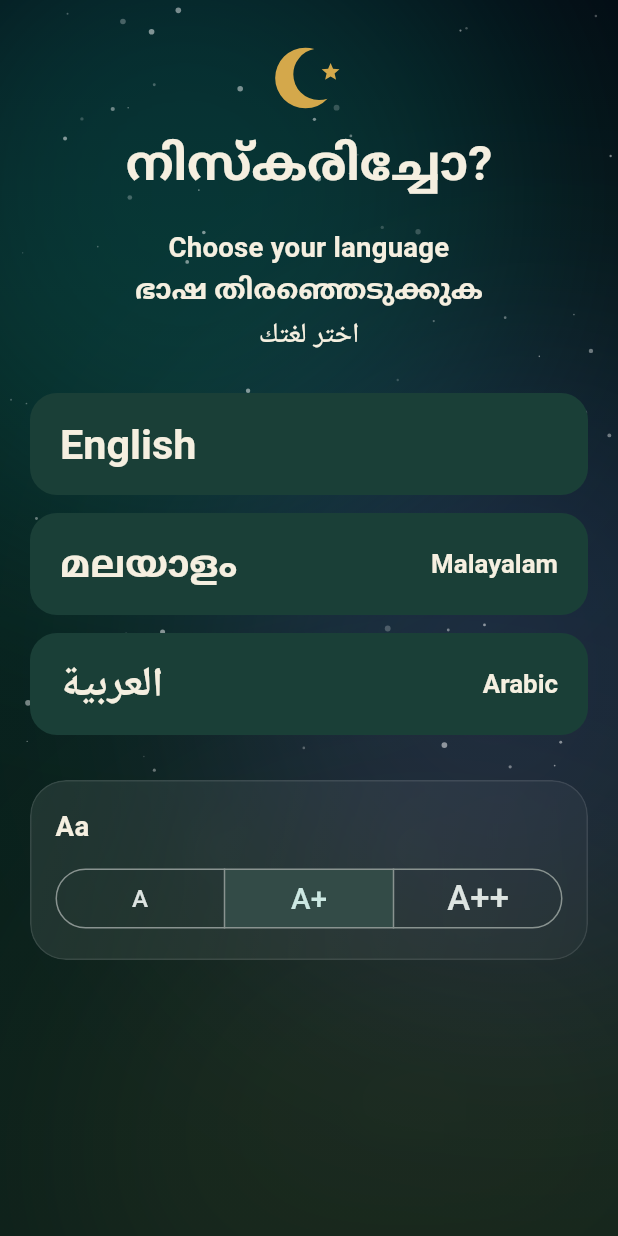
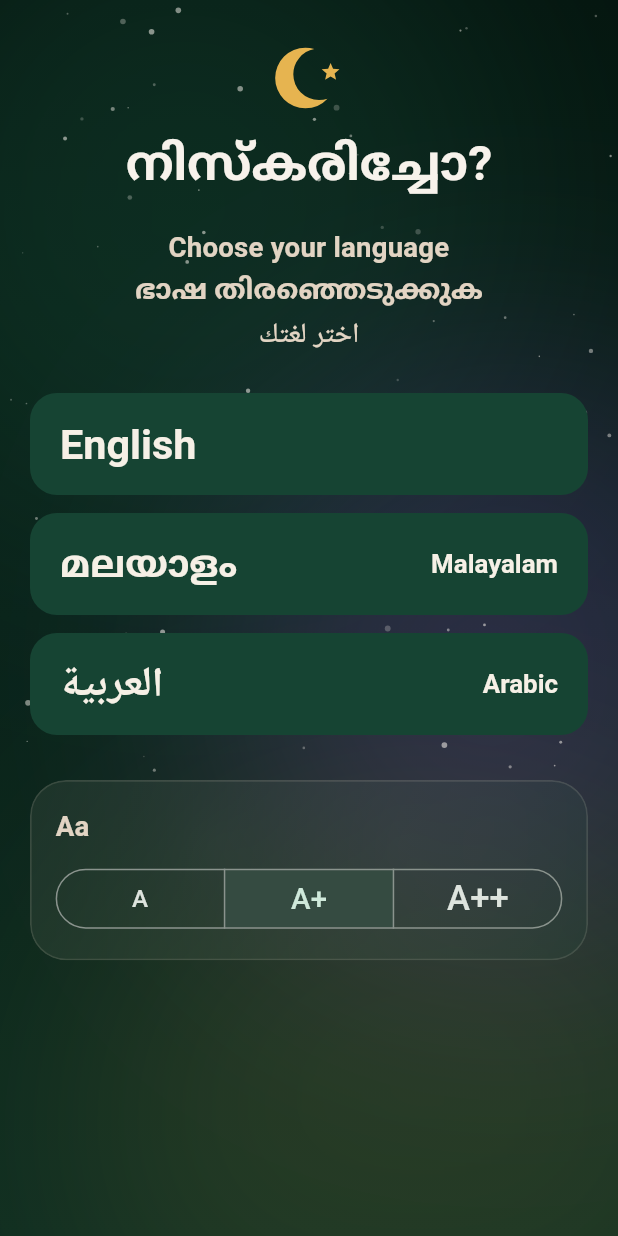
Before and after one commit to Nahazhamza/niskaricho, a Flutter app: the screen it shows after launch, on a phone screen of 412 x 824 dp. Run offline on Flutter 3.47's test engine with Material 3 defaults, Android fonts, the phone set to English and light mode, and no system bars; our stand-ins replace audioplayers, camera, flutter_compass, flutter_local_notifications, flutter_svg, flutter_timezone and 7 more; missing offline and left inert: adhan_dart, dart:js_interop; accounts and stored records are empty; project files that could hold a hidden picture were left out.

Commit message:
Redesign UI with Forest Green, Sand Beige, and Electric Purple palette

```diff
--- a/lib/theme/app_theme.dart
+++ b/lib/theme/app_theme.dart
@@ -2,22 +2,36 @@ import 'package:material_ui/material_ui.dart';
 
 import '../models/prayer_model.dart';
 
-/// Night-mosque palette: deep emerald, warm gold, soft cream.
+/// Forest Green, Sand / Beige & Electric Purple palette.
+/// Calm, spiritual, organic luxury with high-voltage modern accents.
 class AppColors {
-  static const night = Color(0xFF0B1F1A);
-  static const surface = Color(0xFF12302A);
-  static const surfaceHigh = Color(0xFF1A3F37);
-  static const emerald = Color(0xFF14B8A6);
-  static const gold = Color(0xFFD4A84B);
-  static const cream = Color(0xFFF5EFE0);
-  static const muted = Color(0xFF9DB5AE);
-  static const cyan = Color(0xFF22D3EE);
-  static const violet = Color(0xFF8B5CF6);
+  // Deep Forest Green foundation
+  static const forestDeep = Color(0xFF051710);
+  static const night = Color(0xFF082218);
+  static const surface = Color(0xFF0F3124);
+  static const surfaceHigh = Color(0xFF164433);
+  static const forestGreen = Color(0xFF1E5B44);
+  static const emerald = Color(0xFF2CB67D); // natural vibrant forest emerald
 
-  static const onTime = Color(0xFF22C55E);
-  static const qada = Color(0xFFEAB308);
-  static const missed = Color(0xFFEF4444);
-  static const pending = Color(0xFF60A5FA);
+  // Warm Sand & Beige
+  static const sand = Color(0xFFE2D4C3);
+  static const sandLight = Color(0xFFF7F2EB);
+  static const sandDark = Color(0xFFC7B39B);
+  static const cream = Color(0xFFF6F0E6);
+  static const gold = Color(0xFFE6B450); // warm desert sand-gold
+  static const muted = Color(0xFFAFA597); // warm sand muted
+
+  // Electric Purple accents
+  static const electricPurple = Color(0xFF9D4EDD);
+  static const purpleGlow = Color(0xFFC77DFF);
+  static const violet = Color(0xFF9D4EDD);
+  static const cyan = Color(0xFFB388FF); // electric lavender-purple
+
+  // Status indicators
+  static const onTime = Color(0xFF2ECC71);
+  static const qada = Color(0xFFE5A93C);
+  static const missed = Color(0xFFF05454);
+  static const pending = Color(0xFF8E9AAF);
 
   static Color forStatus(PrayerStatus s) => switch (s) {
     PrayerStatus.onTime => onTime,
@@ -32,10 +46,11 @@ class AppColors {
 
 ThemeData buildTheme() {
   final scheme = ColorScheme.fromSeed(
-    seedColor: AppColors.emerald,
+    seedColor: AppColors.forestGreen,
     brightness: Brightness.dark,
-    primary: AppColors.gold,
-    secondary: AppColors.emerald,
+    primary: AppColors.sand,
+    secondary: AppColors.forestGreen,
+    tertiary: AppColors.electricPurple,
     surface: AppColors.surface,
   );
   return ThemeData(
@@ -47,34 +62,73 @@ ThemeData buildTheme() {
     appBarTheme: const AppBarTheme(
       backgroundColor: Colors.transparent,
       surfaceTintColor: Colors.transparent,
-      foregroundColor: AppColors.cream,
+      foregroundColor: AppColors.sandLight,
       elevation: 0,
       centerTitle: true,
+      titleTextStyle: TextStyle(
+        color: AppColors.sandLight,
+        fontWeight: FontWeight.w700,
+        fontSize: 19,
+        letterSpacing: 0.3,
+      ),
     ),
     cardTheme: CardThemeData(
       color: AppColors.surface,
       elevation: 0,
       margin: const EdgeInsets.symmetric(vertical: 6),
-      shape: RoundedRectangleBorder(borderRadius: BorderRadius.circular(20)),
+      shape: RoundedRectangleBorder(
+        borderRadius: BorderRadius.circular(20),
+        side: BorderSide(color: AppColors.sand.withValues(alpha: 0.12)),
+      ),
     ),
     filledButtonTheme: FilledButtonThemeData(
       style: FilledButton.styleFrom(
-        backgroundColor: AppColors.gold,
-        foregroundColor: AppColors.night,
+        backgroundColor: AppColors.sand,
+        foregroundColor: AppColors.forestDeep,
         padding: const EdgeInsets.symmetric(horizontal: 20, vertical: 14),
         shape: RoundedRectangleBorder(borderRadius: BorderRadius.circular(14)),
         textStyle: const TextStyle(fontWeight: FontWeight.w700, fontSize: 15),
       ),
     ),
+    outlinedButtonTheme: OutlinedButtonThemeData(
+      style: OutlinedButton.styleFrom(
+        foregroundColor: AppColors.sand,
+        side: BorderSide(color: AppColors.sand.withValues(alpha: 0.4)),
+        shape: RoundedRectangleBorder(borderRadius: BorderRadius.circular(14)),
+      ),
+    ),
     inputDecorationTheme: InputDecorationTheme(
       filled: true,
       fillColor: AppColors.surfaceHigh,
-      border: OutlineInputBorder(borderRadius: BorderRadius.circular(14), borderSide: BorderSide.none),
+      border: OutlineInputBorder(
+        borderRadius: BorderRadius.circular(14),
+        borderSide: BorderSide(color: AppColors.sand.withValues(alpha: 0.15)),
+      ),
+      enabledBorder: OutlineInputBorder(
+        borderRadius: BorderRadius.circular(14),
+        borderSide: BorderSide(color: AppColors.sand.withValues(alpha: 0.15)),
+      ),
+      focusedBorder: OutlineInputBorder(
+        borderRadius: BorderRadius.circular(14),
+        borderSide: const BorderSide(color: AppColors.electricPurple, width: 1.5),
+      ),
     ),
     navigationBarTheme: NavigationBarThemeData(
-      backgroundColor: const Color(0xFF07161A).withValues(alpha: 0.85),
-      indicatorColor: AppColors.gold.withValues(alpha: 0.18),
+      backgroundColor: AppColors.forestDeep.withValues(alpha: 0.94),
+      indicatorColor: AppColors.electricPurple.withValues(alpha: 0.30),
       surfaceTintColor: Colors.transparent,
+      iconTheme: WidgetStateProperty.resolveWith((states) {
+        if (states.contains(WidgetState.selected)) {
+          return const IconThemeData(color: AppColors.sandLight);
+        }
+        return const IconThemeData(color: AppColors.muted);
+      }),
+      labelTextStyle: WidgetStateProperty.resolveWith((states) {
+        if (states.contains(WidgetState.selected)) {
+          return const TextStyle(color: AppColors.sandLight, fontWeight: FontWeight.bold, fontSize: 12);
+        }
+        return const TextStyle(color: AppColors.muted, fontSize: 11);
+      }),
     ),
     pageTransitionsTheme: const PageTransitionsTheme(
       builders: {
@@ -83,13 +137,13 @@ ThemeData buildTheme() {
       },
     ),
     textTheme: const TextTheme(
-      headlineLarge: TextStyle(color: AppColors.cream, fontWeight: FontWeight.w800),
-      headlineMedium: TextStyle(color: AppColors.cream, fontWeight: FontWeight.w700),
-      titleLarge: TextStyle(color: AppColors.cream, fontWeight: FontWeight.w700),
-      titleMedium: TextStyle(color: AppColors.cream, fontWeight: FontWeight.w600),
-      bodyLarge: TextStyle(color: AppColors.cream),
-      bodyMedium: TextStyle(color: AppColors.cream),
-      bodySmall: TextStyle(color: AppColors.muted),
+      headlineLarge: TextStyle(color: AppColors.sandLight, fontWeight: FontWeight.w800, letterSpacing: -0.3),
+      headlineMedium: TextStyle(color: AppColors.sandLight, fontWeight: FontWeight.w700),
+      titleLarge: TextStyle(color: AppColors.sandLight, fontWeight: FontWeight.w700),
+      titleMedium: TextStyle(color: AppColors.sand, fontWeight: FontWeight.w600),
+      bodyLarge: TextStyle(color: AppColors.sandLight, height: 1.4),
+      bodyMedium: TextStyle(color: AppColors.sand, height: 1.4),
+      bodySmall: TextStyle(color: AppColors.muted, height: 1.35),
     ),
   );
 }
--- a/lib/widgets/fx.dart
+++ b/lib/widgets/fx.dart
@@ -78,7 +78,11 @@ class _SkyPainter extends CustomPainter {
         ..shader = const LinearGradient(
           begin: Alignment.topCenter,
           end: Alignment.bottomCenter,
-          colors: [Color(0xFF030A12), Color(0xFF07211C), Color(0xFF0B1F1A)],
+          colors: [
+            Color(0xFF04140E), // deep forest night
+            Color(0xFF082218), // rich forest green
+            Color(0xFF0C2C20), // elevated forest ambient
+          ],
         ).createShader(rect),
     );
     final a = t * 2 * math.pi;
@@ -87,18 +91,21 @@ class _SkyPainter extends CustomPainter {
       r * size.shortestSide,
       Paint()
         ..color = c
-        ..maskFilter = const MaskFilter.blur(BlurStyle.normal, 90),
+        ..maskFilter = const MaskFilter.blur(BlurStyle.normal, 95),
     );
-    blob(AppColors.emerald.withValues(alpha: 0.22), 0.2 + 0.1 * math.sin(a), 0.15 + 0.05 * math.cos(a), 0.55);
-    blob(AppColors.violet.withValues(alpha: 0.16), 0.9 + 0.08 * math.cos(a * 2), 0.45 + 0.1 * math.sin(a), 0.5);
-    blob(AppColors.gold.withValues(alpha: 0.08), 0.5 + 0.2 * math.sin(a * 1.5), 0.95, 0.6);
+    // Forest green organic ambient aura
+    blob(AppColors.forestGreen.withValues(alpha: 0.30), 0.2 + 0.1 * math.sin(a), 0.15 + 0.05 * math.cos(a), 0.55);
+    // Electric purple cosmic pulse
+    blob(AppColors.electricPurple.withValues(alpha: 0.22), 0.88 + 0.08 * math.cos(a * 2), 0.45 + 0.1 * math.sin(a), 0.48);
+    // Warm desert sand amber dust
+    blob(AppColors.gold.withValues(alpha: 0.12), 0.5 + 0.2 * math.sin(a * 1.5), 0.92, 0.58);
 
     for (final s in stars) {
       final tw = 0.35 + 0.65 * (0.5 + 0.5 * math.sin(a * 6 + s.p * 20));
       canvas.drawCircle(
         Offset(s.x * size.width, s.y * size.height * 0.7),
         s.s,
-        Paint()..color = Colors.white.withValues(alpha: 0.5 * tw),
+        Paint()..color = AppColors.sandLight.withValues(alpha: 0.55 * tw),
       );
     }
   }
@@ -107,7 +114,7 @@ class _SkyPainter extends CustomPainter {
   bool shouldRepaint(_SkyPainter old) => old.t != t;
 }
 
-/// Masjid style: deep teal-navy with a faint gold lattice of eight-point
+/// Masjid style: deep forest green with a faint sand/gold lattice of eight-point
 /// stars (khatam), the pattern found in mosque tiles and musalla borders.
 class _GeometricPainter extends CustomPainter {
   const _GeometricPainter();
@@ -121,11 +128,11 @@ class _GeometricPainter extends CustomPainter {
         ..shader = const LinearGradient(
           begin: Alignment.topCenter,
           end: Alignment.bottomCenter,
-          colors: [Color(0xFF0A1A2A), Color(0xFF0C2530), Color(0xFF0B2420)],
+          colors: [Color(0xFF04140E), Color(0xFF08261B), Color(0xFF0E3325)],
         ).createShader(rect),
     );
     final line = Paint()
-      ..color = AppColors.gold.withValues(alpha: 0.10)
+      ..color = AppColors.sand.withValues(alpha: 0.12)
       ..style = PaintingStyle.stroke
       ..strokeWidth = 1;
     const cell = 64.0;
@@ -146,13 +153,13 @@ class _GeometricPainter extends CustomPainter {
         canvas.drawCircle(c + const Offset(cell / 2, cell / 2), 3, line);
       }
     }
-    // A soft glow behind the top, like a lit dome.
+    // A soft electric purple / emerald glow behind the top, like a lit dome.
     canvas.drawCircle(
       Offset(size.width / 2, -size.width * 0.25),
       size.width * 0.8,
       Paint()
         ..shader = RadialGradient(
-          colors: [AppColors.emerald.withValues(alpha: 0.18), Colors.transparent],
+          colors: [AppColors.electricPurple.withValues(alpha: 0.15), Colors.transparent],
         ).createShader(Rect.fromCircle(center: Offset(size.width / 2, -size.width * 0.25), radius: size.width * 0.8)),
     );
   }
@@ -162,7 +169,7 @@ class _GeometricPainter extends CustomPainter {
 }
 
 // ---------------------------------------------------------------------------
-// Frosted glass panel with a soft neon edge.
+// Frosted glass panel with warm sand bevel and optional electric purple glow.
 // ---------------------------------------------------------------------------
 class GlassCard extends StatelessWidget {
   const GlassCard({
@@ -191,12 +198,10 @@ class GlassCard extends StatelessWidget {
           padding: padding,
           decoration: BoxDecoration(
             borderRadius: BorderRadius.circular(masjid ? 14 : radius),
-            color: masjid ? const Color(0xF2112A33) : const Color(0xE6122A26),
+            color: const Color(0xEE0E2E23), // deep forest surface
             border: Border.all(
-              color:
-                  glow?.withValues(alpha: 0.7) ??
-                  (masjid ? AppColors.gold.withValues(alpha: 0.35) : Colors.white.withValues(alpha: 0.10)),
-              width: masjid ? 1.2 : 1,
+              color: glow?.withValues(alpha: 0.7) ?? AppColors.sand.withValues(alpha: 0.14),
+              width: 1.1,
             ),
           ),
           child: child,
@@ -223,9 +228,15 @@ class GlassCard extends StatelessWidget {
                 gradient: LinearGradient(
                   begin: Alignment.topLeft,
                   end: Alignment.bottomRight,
-                  colors: [Colors.white.withValues(alpha: 0.09), Colors.white.withValues(alpha: 0.03)],
+                  colors: [
+                    AppColors.sand.withValues(alpha: 0.08),
+                    AppColors.forestGreen.withValues(alpha: 0.12),
+                  ],
                 ),
-                border: Border.all(color: (glow ?? Colors.white).withValues(alpha: glow != null ? 0.45 : 0.10)),
+                border: Border.all(
+                  color: (glow ?? AppColors.sand).withValues(alpha: glow != null ? 0.45 : 0.14),
+                  width: 1.1,
+                ),
               ),
               child: child,
             ),
```
Also changed, not shown: lib/screens/dashboard_screen.dart (+34 -25 lines), lib/screens/learn/learn_namaz_hub_screen.dart (+8 -8 lines), lib/screens/qibla_screen.dart (+10 -10 lines), 2 other files.
